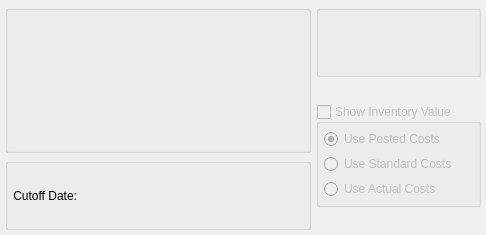
This is guiclient/displays/dspSlowMovingInventoryByClassCode.ui in Pegasus-RPG/xtuple-client as Qt 5 draws it before an edit. The edited form follows.
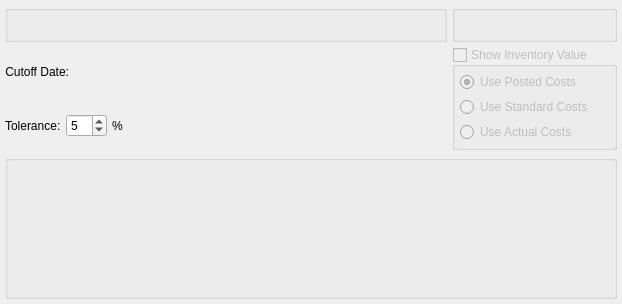
This is the edited form. Custom widgets are drawn as their Qt base class.

Commit message: Issue #27357: Add tolerance level to Slow Moving Inventory

The edit to the form file:
```diff
--- a/guiclient/displays/dspSlowMovingInventoryByClassCode.ui
+++ b/guiclient/displays/dspSlowMovingInventoryByClassCode.ui
@@ -13,16 +13,16 @@
    <rect>
     <x>0</x>
     <y>0</y>
-    <width>486</width>
-    <height>235</height>
+    <width>622</width>
+    <height>304</height>
    </rect>
   </property>
   <property name="windowTitle">
    <string>Slow Moving Inventory</string>
   </property>
   <layout class="QGridLayout" name="gridLayout">
-   <item row="0" column="0" rowspan="2">
-    <widget class="ParameterGroup" name="_classCode">
+   <item row="3" column="0">
+    <widget class="QGroupBox" name="groupBox">
      <property name="title">
       <string/>
      </property>
@@ -31,7 +31,19 @@
      </property>
     </widget>
    </item>
+   <item row="0" column="0">
+    <layout class="QGridLayout" name="gridLayout_2">
    <item row="0" column="1">
+      <widget class="ParameterGroup" name="_classCode">
+       <property name="title">
+        <string/>
+       </property>
+       <property name="fixedSize">
+        <bool>false</bool>
+       </property>
+      </widget>
+     </item>
+     <item row="0" column="2">
     <widget class="WarehouseGroup" name="_warehouse">
      <property name="title">
       <string/>
@@ -41,7 +53,7 @@
      </property>
     </widget>
    </item>
-   <item row="1" column="1" rowspan="2">
+     <item row="1" column="2">
     <widget class="QGroupBox" name="_showValue">
      <property name="enabled">
       <bool>false</bool>
@@ -92,12 +104,10 @@
      </layout>
     </widget>
    </item>
-   <item row="2" column="0">
-    <widget class="QGroupBox" name="groupBox">
-     <property name="title">
-      <string/>
-     </property>
-     <layout class="QHBoxLayout" name="horizontalLayout">
+     <item row="1" column="1">
+      <layout class="QVBoxLayout" name="verticalLayout_2">
+       <item>
+        <layout class="QHBoxLayout" name="horizontalLayout_2">
       <item>
        <widget class="QLabel" name="_cutoffDateLit">
         <property name="text">
@@ -128,7 +138,48 @@
        </spacer>
       </item>
      </layout>
-    </widget>
+       </item>
+       <item>
+        <layout class="QHBoxLayout" name="horizontalLayout_3">
+         <item>
+          <widget class="XLabel" name="_toleranceLit">
+           <property name="text">
+            <string>Tolerance:</string>
+           </property>
+          </widget>
+         </item>
+         <item>
+          <widget class="XSpinBox" name="_tolerance">
+           <property name="value">
+            <number>5</number>
+           </property>
+          </widget>
+         </item>
+         <item>
+          <widget class="XLabel" name="_toleranceLit2">
+           <property name="text">
+            <string>%</string>
+           </property>
+          </widget>
+         </item>
+         <item>
+          <spacer name="horizontalSpacer">
+           <property name="orientation">
+            <enum>Qt::Horizontal</enum>
+           </property>
+           <property name="sizeHint" stdset="0">
+            <size>
+             <width>40</width>
+             <height>20</height>
+            </size>
+           </property>
+          </spacer>
+         </item>
+        </layout>
+       </item>
+      </layout>
+     </item>
+    </layout>
    </item>
   </layout>
  </widget>
@@ -152,6 +203,16 @@
    <header>warehousegroup.h</header>
    <container>1</container>
   </customwidget>
+  <customwidget>
+   <class>XLabel</class>
+   <extends>QLabel</extends>
+   <header>xlabel.h</header>
+  </customwidget>
+  <customwidget>
+   <class>XSpinBox</class>
+   <extends>QSpinBox</extends>
+   <header>xspinbox.h</header>
+  </customwidget>
  </customwidgets>
  <tabstops>
   <tabstop>_classCode</tabstop>
```
Left out of the diff: 7 changed lines with no effect on the pictures. Lines whose indentation alone changed are shown as unchanged. The commit also changes 1 other file.
